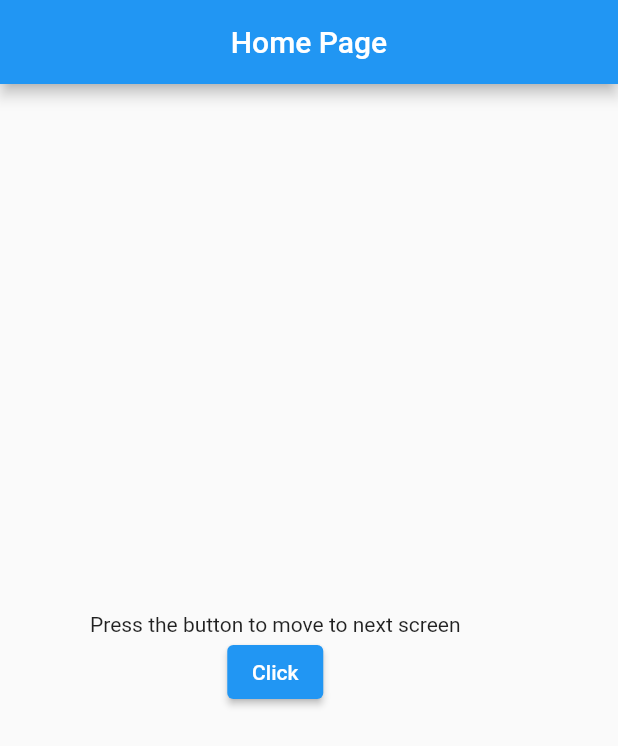
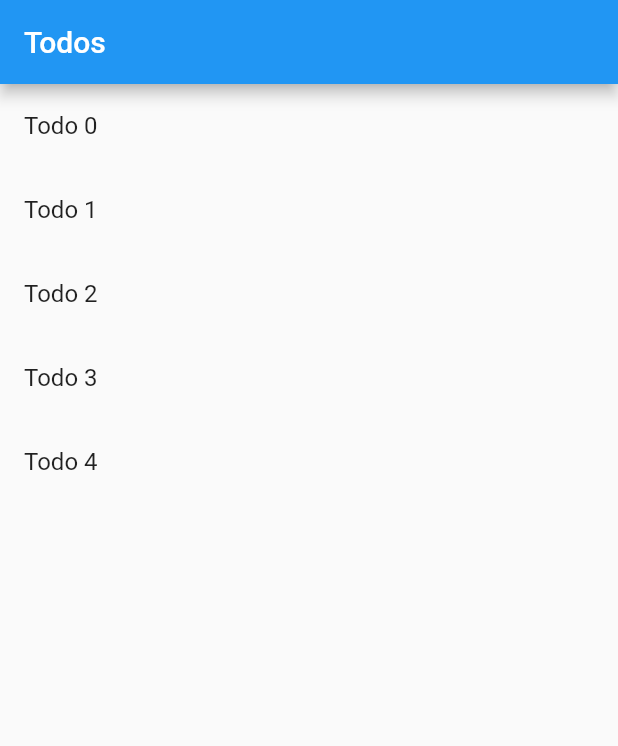
Before and after one commit to bilal1080/basics, a Flutter app: the screen it shows after launch, on a phone screen of 412 x 824 dp. Shown: the top 746 px of the screen. Run offline on Flutter 3.47's test engine with Material 2 defaults, Android fonts, the phone set to English and light mode, and no system bars.

Commit message:
second commit

```diff
--- a/lib/main.dart
+++ b/lib/main.dart
@@ -1,5 +1,6 @@
 import 'package:flutter/material.dart';
 import 'package:flutter_medium/secondScreen.dart';
+import 'package:flutter_medium/todos.dart';
 
 void main() => runApp(MyApp());
 
@@ -8,42 +9,6 @@ class MyApp extends StatelessWidget {
 
   @override
   Widget build(BuildContext context) {
-    return MaterialApp(
-      debugShowCheckedModeBanner: false,
-      home: MyHome(),
-    );
+    return ABC();
   }
 }
-
-class MyHome extends StatelessWidget {
-  const MyHome({Key? key}) : super(key: key);
-
-  @override
-  Widget build(BuildContext context) {
-    return Scaffold(
-      appBar: AppBar(
-        title: Text('Home Page'),
-        centerTitle: true,
-      ),
-      body: Padding(
-        padding: const EdgeInsets.only(left: 60),
-        child: Column(
-          mainAxisAlignment: MainAxisAlignment.center,
-          children: <Widget>[
-            Text('Press the button to move to next screen'),
-           ElevatedButton(
-              onPressed: () {
-                Navigator.push(
-                    context,
-                    MaterialPageRoute(
-                      builder: (context) => Myscreen(),
-                    ));
-              },
-              child: Text('Click'),
-            )
-          ],
-        ),
-      ),
-    );
-  }
-}
--- a/lib/secondScreen.dart
+++ b/lib/secondScreen.dart
@@ -1,37 +1,24 @@
 import 'package:flutter/material.dart';
+import 'package:flutter_medium/todo.dart';
 
 
+class DetailScreen extends StatelessWidget {
+  // In the constructor, require a Todo.
+  const DetailScreen({Key? key, required this.todo}) : super(key: key);
 
-class Myscreen extends StatelessWidget {
-  const Myscreen({Key? key}) : super(key: key);
+  // Declare a field that holds the Todo.
+  final Todo todo;
 
   @override
   Widget build(BuildContext context) {
-    return MaterialApp(
-      debugShowCheckedModeBanner: false,
-      home: Scaffold(
-        appBar: AppBar(
-          backgroundColor: Colors.blueGrey,
-          title: Text(
-            'Second Screen',
-            style: TextStyle(
-              color: Colors.white,
-            ),
-          ),
-          centerTitle: true,
-        ),
-        body: Column(
-          mainAxisAlignment: MainAxisAlignment.center,
-          children: [
-            Text('Press to button to go back to the previous screen'),
-            ElevatedButton(
-              child: Text('Click'),
-              onPressed: () {
-                Navigator.pop(context);
-              },
-            ),
-          ],
-        ),
+    // Use the Todo to create the UI.
+    return Scaffold(
+      appBar: AppBar(
+        title: Text(todo.title),
+      ),
+      body: Padding(
+        padding: const EdgeInsets.all(16.0),
+        child: Text(todo.description),
       ),
     );
   }
--- /dev/null
+++ b/lib/todo.dart
@@ -0,0 +1,8 @@
+class Todo {
+  final String title;
+  final String description;
+
+  Todo(this.title,this.description);
+
+
+}
--- /dev/null
+++ b/lib/todos.dart
@@ -0,0 +1,57 @@
+import 'package:flutter/foundation.dart';
+import 'package:flutter/material.dart';
+import 'package:flutter_medium/todo.dart';
+import 'package:flutter_medium/secondScreen.dart';
+
+class ABC extends StatelessWidget {
+  const ABC({Key? key}) : super(key: key);
+
+  @override
+  Widget build(BuildContext context) {
+    return MaterialApp(
+      debugShowCheckedModeBanner: false,
+      title: 'Passing Data',
+      home: TodosScreen(
+        todos: List.generate(
+          5,
+          (i) => Todo(
+            'Todo $i',
+            'A description of what needs to be done for Todo $i',
+          ),
+        ),
+      ),
+    );
+  }
+}
+
+class TodosScreen extends StatelessWidget {
+  const TodosScreen({Key? key, required this.todos}) : super(key: key);
+
+  final List<Todo> todos;
+
+  @override
+  Widget build(BuildContext context) {
+    return Scaffold(
+      appBar: AppBar(
+        title: const Text('Todos'),
+      ),
+      body: ListView.builder(
+        itemCount: todos.length,
+        itemBuilder: (context, index) {
+          return ListTile(
+            title: Text(todos[index].title),
+
+            onTap: () {
+              Navigator.push(
+                context,
+                MaterialPageRoute(
+                  builder: (context) => DetailScreen(todo: todos[index]),
+                ),
+              );
+            },
+          );
+        },
+      ),
+    );
+  }
+}
```
